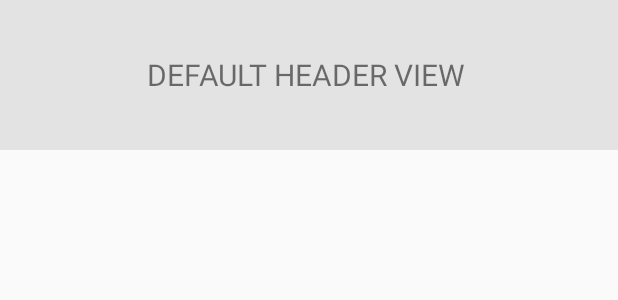
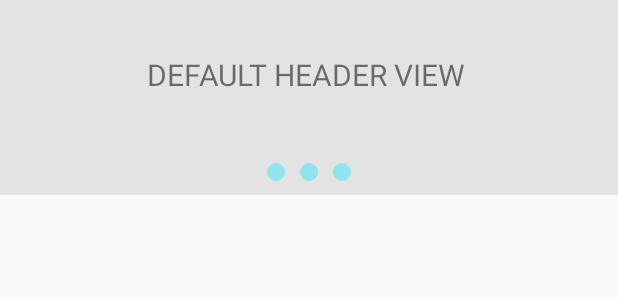
Before and after one commit to dalancon/RefreshRecyclerView, an Android app: the layout header_layout.xml on its own in the app's theme, with its tools: preview values and no code run, on a phone screen of 412 x 824 dp. Shown: the top 300 px of the screen. Run offline under Robolectric (Android 15) with nearby library versions, the phone set to English and light mode, and no system bars.

Commit message:
loading View

```diff
--- a/app/src/main/java/com/dalancon/recyclerviewenhance/widget/DefaultRefreshView.kt
+++ b/app/src/main/java/com/dalancon/recyclerviewenhance/widget/DefaultRefreshView.kt
@@ -31,6 +31,8 @@ class DefaultRefreshView(var context: Context) : RefreshViewCreator() {
             animatorSet.duration = 1000
             animatorSet.playTogether(scaleX, scaleY)
             animatorSet.start()
+
+            refreshView.mLoadingView.exchangeColor()
         }
     }
 
--- /dev/null
+++ b/app/src/main/java/com/dalancon/recyclerviewenhance/widget/LoadingCircleView.kt
@@ -0,0 +1,59 @@
+package com.dalancon.recyclerviewenhance.widget
+
+import android.content.Context
+import android.graphics.Canvas
+import android.graphics.Color
+import android.graphics.Paint
+import android.util.AttributeSet
+import android.view.View
+
+/**
+ * 加载的小圆点
+ * Created by dalancon on 2019/3/29.
+ */
+class LoadingCircleView : View {
+
+    //半径
+    private var mRadius = 0f
+
+    private lateinit var mPaint: Paint
+
+    constructor(context: Context) : this(context, null)
+    constructor(context: Context, attributeSet: AttributeSet?) : this(context, attributeSet, 0)
+    constructor(context: Context, attributeSet: AttributeSet?, defStyleAttr: Int) : super(context, attributeSet, defStyleAttr) {
+        mPaint = Paint()
+        mPaint.isAntiAlias = true
+        mPaint.isDither = true
+        mPaint.color = Color.parseColor("#8EE5EE")
+        //#AEEEEE
+    }
+
+
+    override fun onMeasure(widthMeasureSpec: Int, heightMeasureSpec: Int) {
+        super.onMeasure(widthMeasureSpec, heightMeasureSpec)
+
+        var width = MeasureSpec.getSize(widthMeasureSpec)
+        var height = MeasureSpec.getSize(heightMeasureSpec)
+
+        setMeasuredDimension(Math.min(width, height), Math.min(width, height))
+    }
+
+
+    override fun onLayout(changed: Boolean, l: Int, t: Int, r: Int, b: Int) {
+        super.onLayout(changed, l, t, r, b)
+
+        if (changed) {
+            mRadius = (measuredHeight / 2).toFloat()
+        }
+    }
+
+    override fun onDraw(canvas: Canvas?) {
+        canvas!!.drawCircle(mRadius, mRadius, mRadius, mPaint)
+    }
+
+    fun changeColor(color: Int) {
+        mPaint.color = color
+        invalidate()
+    }
+
+}
--- /dev/null
+++ b/app/src/main/java/com/dalancon/recyclerviewenhance/widget/LoadingView.kt
@@ -0,0 +1,92 @@
+package com.dalancon.recyclerviewenhance.widget
+
+import android.content.Context
+import android.graphics.Color
+import android.os.Handler
+import android.os.Looper
+import android.os.Message
+import android.util.AttributeSet
+import android.util.Log
+import android.util.TypedValue
+import android.view.Gravity
+import android.widget.LinearLayout
+
+/**
+ * Created by dalancon on 2019/3/29.
+ */
+class LoadingView : LinearLayout {
+    lateinit var leftView: LoadingCircleView
+    lateinit var middleView: LoadingCircleView
+    lateinit var rightView: LoadingCircleView
+
+    var index = 0
+
+    var mHandler = object : Handler() {
+        override fun handleMessage(msg: Message?) {
+            when (index % 3) {
+                0 -> {
+                    leftView.changeColor(Color.parseColor("#AEEEEE"))
+                    middleView.changeColor(Color.parseColor("#8EE5EE"))
+                    rightView.changeColor(Color.parseColor("#8EE5EE"))
+                }
+                1 -> {
+                    leftView.changeColor(Color.parseColor("#8EE5EE"))
+                    middleView.changeColor(Color.parseColor("#AEEEEE"))
+                    rightView.changeColor(Color.parseColor("#8EE5EE"))
+                }
+                2 -> {
+                    leftView.changeColor(Color.parseColor("#8EE5EE"))
+                    middleView.changeColor(Color.parseColor("#8EE5EE"))
+                    rightView.changeColor(Color.parseColor("#AEEEEE"))
+                }
+            }
+            index++
+            sendEmptyMessageDelayed(0, 350)
+        }
+    }
+
+    constructor(context: Context) : this(context, null)
+    constructor(context: Context, attributeSet: AttributeSet?) : this(context, attributeSet, 0)
+    constructor(context: Context, attributeSet: AttributeSet?, defStyleAttr: Int) : super(context, attributeSet, defStyleAttr) {
+        //定义方向
+        orientation = LinearLayout.HORIZONTAL
+        gravity = Gravity.CENTER
+
+        //添加三个圆点
+        leftView = getCircleView(context)
+        middleView = getCircleView(context)
+
+        var middelLayoutParams = middleView.layoutParams as LinearLayout.LayoutParams
+        middelLayoutParams.leftMargin = dip2px(10f)
+        middelLayoutParams.rightMargin = dip2px(10f)
+        middleView.layoutParams = middelLayoutParams
+
+        rightView = getCircleView(context)
+        Log.e("TAG", "constructor THREE")
+        addView(leftView)
+        addView(middleView)
+        addView(rightView)
+
+        mHandler
+    }
+
+    /**
+     * 创建加载的小圆点
+     */
+    private fun getCircleView(context: Context): LoadingCircleView {
+        var circleView = LoadingCircleView(context)
+        var params = LayoutParams(dip2px(12f), dip2px(12f))
+        circleView.layoutParams = params
+        return circleView
+    }
+
+    private fun dip2px(dip: Float): Int {
+        return TypedValue.applyDimension(TypedValue.COMPLEX_UNIT_DIP, dip, resources.displayMetrics).toInt()
+    }
+
+    fun exchangeColor() {
+        mHandler.removeMessages(0)
+        mHandler.sendEmptyMessage(0)
+    }
+
+}
--- a/app/src/main/res/layout/header_layout.xml
+++ b/app/src/main/res/layout/header_layout.xml
@@ -9,8 +9,13 @@
         android:id="@+id/mTextView"
         android:layout_width="match_parent"
         android:layout_height="100dp"
+        android:gravity="center"
         android:text="DEFAULT HEADER VIEW "
-        android:textSize="20sp"
-        android:gravity="center"/>
+        android:textSize="20sp" />
+
+    <com.dalancon.recyclerviewenhance.widget.LoadingView
+        android:id="@+id/mLoadingView"
+        android:layout_width="match_parent"
+        android:layout_height="30dp" />
 
 </LinearLayout>
```
